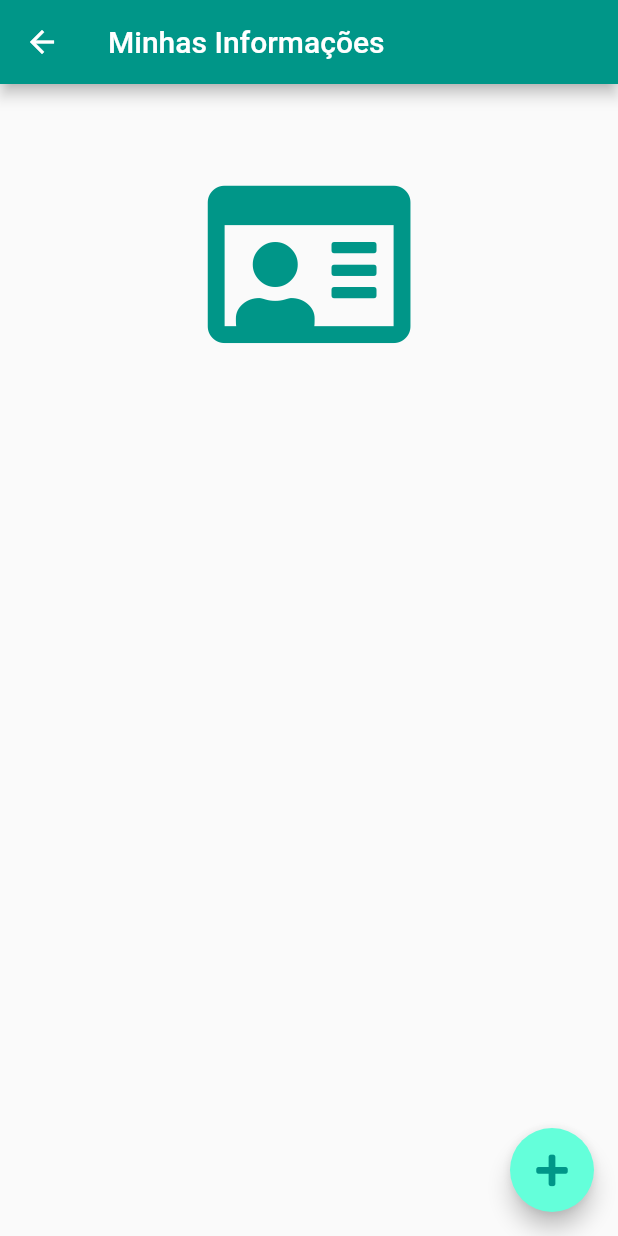
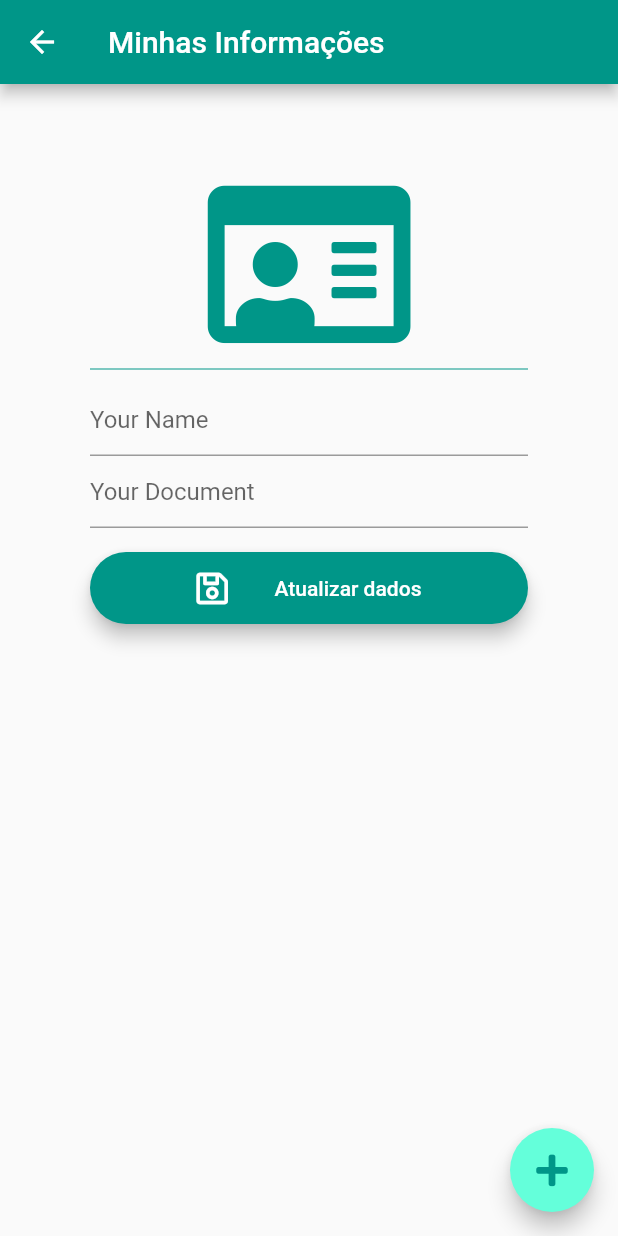
Before and after one commit to marcus-gomes-v/medicine, a Flutter app: the PatientInfoScreen screen opened by its route, on a phone screen of 412 x 824 dp. Run offline on Flutter 3.47's test engine with Material 2 defaults, Android fonts, the phone set to English and light mode, and no system bars; our stand-ins replace animated_text_kit, cloud_firestore, firebase_auth, firebase_core, font_awesome_flutter, google_sign_in; accounts and stored records are empty.

Commit message:
Medicine integrate save data in firestore

```diff
--- a/lib/main.dart
+++ b/lib/main.dart
@@ -37,7 +37,8 @@ class Medicine extends StatelessWidget {
           MedicalConsultScreen.id: (context) => MedicalConsultScreen(),
           RenewRecipeScreen.id: (context) => RenewRecipeScreen(),
           MedicalHistoryScreen.id: (context) => MedicalHistoryScreen(),
-          PatientInfoScreen.id: (context) => PatientInfoScreen(),
+          PatientInfoScreen.id: (context) =>
+              PatientInfoScreen(addMessage: (String message) => print(message)),
         },
       ),
     );
--- /dev/null
+++ b/lib/models/address.dart
@@ -0,0 +1,21 @@
+class Address {
+  String logradouro;
+  String number;
+  String? complement;
+  String neighborhood;
+  String city;
+  String state;
+  String country;
+  String postalCode;
+
+  Address({
+    required this.logradouro,
+    required this.number,
+    this.complement,
+    required this.neighborhood,
+    required this.city,
+    required this.state,
+    required this.country,
+    required this.postalCode,
+  });
+}
--- a/lib/models/patient.dart
+++ b/lib/models/patient.dart
@@ -1,12 +1,57 @@
+import 'package:cloud_firestore/cloud_firestore.dart';
 import 'package:flutter/cupertino.dart';
+import 'package:firebase_auth/firebase_auth.dart';
+import 'address.dart';
 import 'package:font_awesome_flutter/font_awesome_flutter.dart';
 
 class Patient {
-  String name;
-  dynamic avatar;
+  User user;
+
+  String? gender;
+  String? ethnicity;
+  DateTime? birthDate;
+  Address? address;
+  String? profession;
+  String? maritalStatus;
+  String? document;
+  String? name;
 
   Patient({
-    required this.name,
-    this.avatar = const AssetImage('images/icon-256x256.png'),
+    this.name,
+    required this.user,
+    this.gender,
+    this.ethnicity,
+    this.birthDate,
+    this.address,
+    this.profession,
+    this.maritalStatus,
+    this.document,
   });
+
+  dynamic get avatar {
+    return this.user.photoURL != null
+        ? NetworkImage(this.user.photoURL!)
+        : const AssetImage('images/icon-256x256.png');
+  }
+
+  Future<void> updatePatientInfo(Patient patientData) async {
+    Future<void> recoreded;
+
+    var fireStoreUserRef =
+        await FirebaseFirestore.instance.collection('users').doc(this.user.uid);
+
+    var userServiceAddress = {
+      'userId': this.user.uid,
+      'name': patientData.name,
+      'document': patientData.document,
+    };
+
+    try {
+      recoreded = fireStoreUserRef.update({'user_info': userServiceAddress});
+    } catch (e) {
+      recoreded = fireStoreUserRef.set({'user_info': userServiceAddress});
+    }
+
+    return recoreded;
+  }
 }
--- a/lib/screens/patient/patient_info.dart
+++ b/lib/screens/patient/patient_info.dart
@@ -1,13 +1,17 @@
 import 'package:flutter/material.dart';
 import 'package:firebase_auth/firebase_auth.dart';
 import 'package:font_awesome_flutter/font_awesome_flutter.dart';
-import 'package:metacard/providers/google_provider.dart';
-import 'package:provider/provider.dart';
 import 'package:metacard/components/default_button.dart';
+import 'package:metacard/models/patient.dart';
 
 class PatientInfoScreen extends StatefulWidget {
   static const String id = 'patient_info_screen';
   final user = FirebaseAuth.instance.currentUser!;
+
+  PatientInfoScreen({required this.addMessage});
+
+  final void Function(String message) addMessage;
+
   @override
   State<PatientInfoScreen> createState() => _PatientInfoScreenState();
 }
@@ -15,21 +19,24 @@ class PatientInfoScreen extends StatefulWidget {
 class _PatientInfoScreenState extends State<PatientInfoScreen> {
   @override
   Widget build(BuildContext context) {
+    final _formKey = GlobalKey<FormState>(debugLabel: "_PatientInfoState");
+    Patient patient = Patient(user: widget.user);
+    final _name = TextEditingController(text: patient.name);
+    final _document = TextEditingController(text: patient.document);
+
     return Scaffold(
         floatingActionButton: FloatingActionButton(
           backgroundColor: Colors.tealAccent,
           onPressed: () {
             print('Some Function');
           },
-          child: Container(
-            child: FaIcon(
-              FontAwesomeIcons.plus,
-              color: Colors.teal,
-            ),
+          child: const FaIcon(
+            FontAwesomeIcons.plus,
+            color: Colors.teal,
           ),
         ),
         appBar: AppBar(
-          title: Text(
+          title: const Text(
             'Minhas Informações',
             style: TextStyle(
               color: Colors.white,
@@ -43,7 +50,7 @@ class _PatientInfoScreenState extends State<PatientInfoScreen> {
             crossAxisAlignment: CrossAxisAlignment.stretch,
             mainAxisAlignment: MainAxisAlignment.start,
             children: [
-              Center(
+              const Center(
                 child: Hero(
                   tag: 'logoMedicalConsult',
                   child: FaIcon(
@@ -53,9 +60,70 @@ class _PatientInfoScreenState extends State<PatientInfoScreen> {
                   ),
                 ),
               ),
-              SizedBox(
+              const SizedBox(
                 height: 20,
+                width: double.infinity,
+                child: Divider(
+                  color: Colors.teal,
+                ),
               ),
+              Form(
+                  key: _formKey,
+                  child: Column(
+                    children: [
+                      TextFormField(
+                        controller: _name,
+                        decoration: const InputDecoration(
+                          hintText: 'Your Name',
+                        ),
+                        validator: (value) {
+                          if (value == null || value.isEmpty) {
+                            return 'Enter your name to continue';
+                          }
+                          return null;
+                        },
+                      ),
+                      TextFormField(
+                        controller: _document,
+                        decoration: const InputDecoration(
+                          hintText: 'Your Document',
+                        ),
+                        validator: (value) {
+                          if (value == null || value.isEmpty) {
+                            return 'Enter your document to continue';
+                          }
+                          return null;
+                        },
+                      ),
+                      DefaultButton(
+                        color: Colors.teal,
+                        child: Row(
+                          mainAxisAlignment: MainAxisAlignment.spaceEvenly,
+                          children: const [
+                            FaIcon(
+                              FontAwesomeIcons.save,
+                              color: Colors.white,
+                            ),
+                            Text(
+                              'Atualizar dados',
+                              style: TextStyle(
+                                color: Colors.white,
+                              ),
+                            ),
+                          ],
+                        ),
+                        onPressed: () async {
+                          if (_formKey.currentState!.validate()) {
+                            widget.addMessage(_name.text);
+                            patient.name = _name.text;
+                            patient.document = _document.text;
+                            await patient.updatePatientInfo(patient);
+                          }
+                          // print('salvamo algo');
+                        },
+                      )
+                    ],
+                  )),
             ],
           ),
         ));
```
Also changed, not shown: lib/screens/authenticated_screen.dart (+17 -23 lines).
